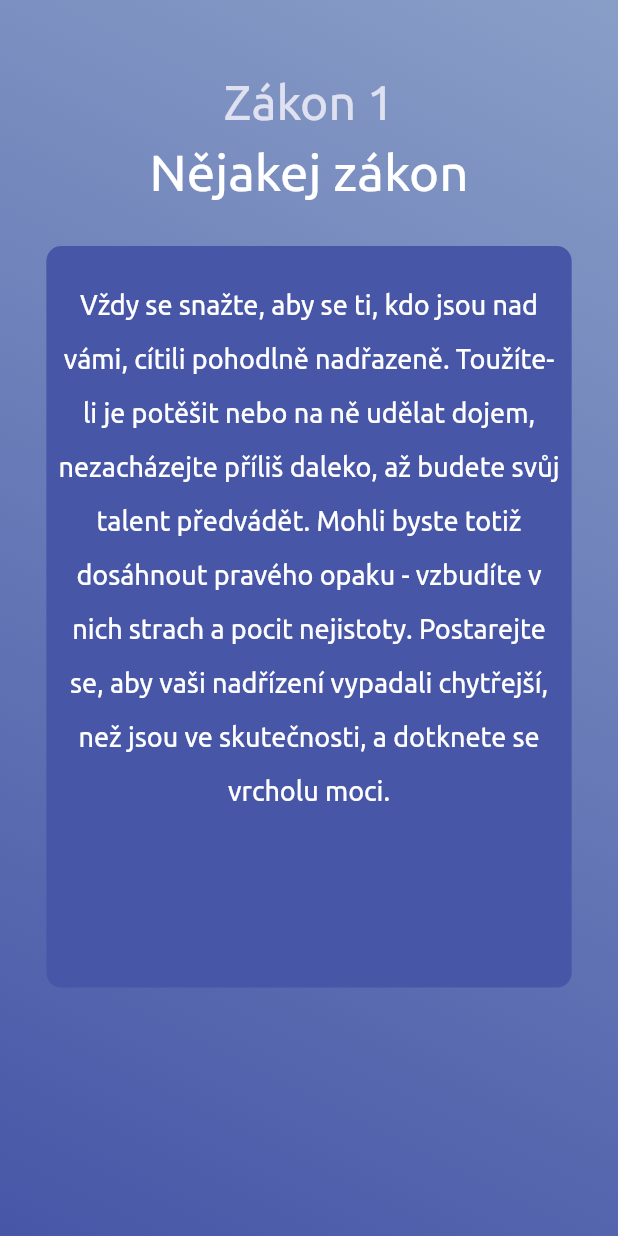
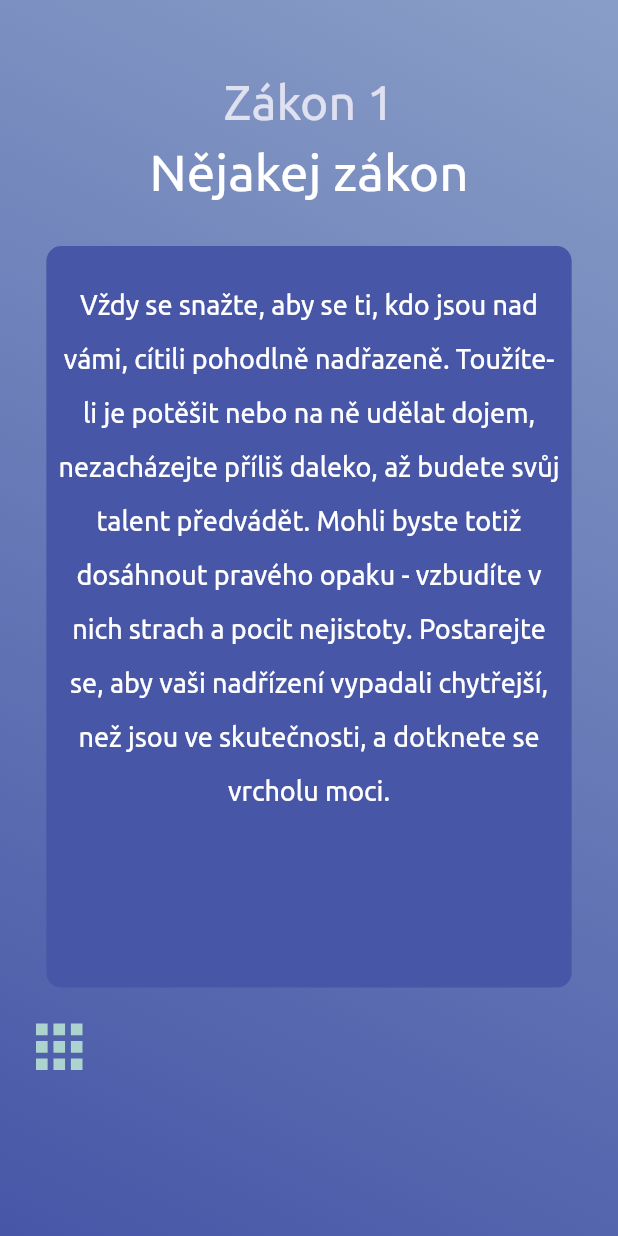
Before and after one commit to marekprochazka/48-Laws-Daily, a Flutter app: the screen it shows after launch, on a phone screen of 412 x 824 dp. Run offline on Flutter 3.47's test engine with Material 2 defaults, Android fonts, the phone set to English and light mode, and no system bars; our stand-ins replace flutter_svg; project files that could hold a hidden picture were left out.

Commit message:
#2 - (created routing, designed navigation)

```diff
--- a/app/lib/main.dart
+++ b/app/lib/main.dart
@@ -1,3 +1,4 @@
+import 'package:app/router.dart';
 import 'package:app/src/pages/law_detail/law_detail.dart';
 import 'package:flutter/material.dart';
 
@@ -11,8 +12,10 @@ class MyApp extends StatelessWidget {
   Widget build(BuildContext context) {
     return MaterialApp(
         title: 'Flutter Demo',
+        initialRoute: '/law-detail',
+        onGenerateRoute: MyRouter.generateRoute,
         theme: ThemeData(
-          fontFamily: "Ubuntu",
+          fontFamily: 'Ubuntu',
           // This is the theme of your application.
           //
           // Try running your application with "flutter run". You'll see the
--- /dev/null
+++ b/app/lib/router.dart
@@ -0,0 +1,32 @@
+import 'package:app/src/pages/law_detail/law_detail.dart';
+import 'package:app/src/pages/navigation/navigation.dart';
+import 'package:flutter/material.dart';
+
+class MyRouter {
+  static Route<dynamic> generateRoute(RouteSettings settings) {
+    final args = settings.arguments;
+    // UNCOMMENT WHEN ARGUMENTS WILL ARRITVE
+
+    switch (settings.name) {
+      case "/law-detail":
+        return MaterialPageRoute(builder: (_) => LawDetail());
+      case "/navigation":
+        return MaterialPageRoute(builder: (_) => Navigation());
+      default:
+        return _errorRoute();
+    }
+  }
+
+  static Route<dynamic> _errorRoute() {
+    return MaterialPageRoute(builder: (_) {
+      return Scaffold(
+        appBar: AppBar(
+          title: Text('Error'),
+        ),
+        body: Center(
+          child: Text('ERROR'),
+        ),
+      );
+    });
+  }
+}
--- a/app/lib/src/pages/base_page/base_page.dart
+++ b/app/lib/src/pages/base_page/base_page.dart
@@ -1,4 +1,5 @@
 import 'package:flutter/material.dart';
+import 'package:flutter_svg/flutter_svg.dart';
 
 class BasePage extends StatelessWidget {
   final Widget child;
@@ -18,7 +19,23 @@ class BasePage extends StatelessWidget {
                 colors: <Color>[Color(0xFF899EC7), Color(0xFF4756A7)],
                 stops: [0.0, 1.0])),
         child: SafeArea(
-          child: child,
+          child: Column(
+            children: [
+              child,
+              Align(
+                alignment: Alignment.bottomLeft,
+                child: Padding(
+                  padding: const EdgeInsets.only(top: 20.0, left: 20.0),
+                  child: GestureDetector(
+                    onTap: () => Navigator.pushNamed(context, '/navigation'),
+                    child: SizedBox(
+                      child: SvgPicture.asset("assets/images/menu_icon.svg"),
+                    ),
+                  ),
+                ),
+              ),
+            ],
+          ),
         ),
       ),
     );
--- a/app/pubspec.yaml
+++ b/app/pubspec.yaml
@@ -23,6 +23,7 @@ environment:
 dependencies:
   flutter:
     sdk: flutter
+  flutter_svg: ^0.19.3
 
   # The following adds the Cupertino Icons font to your application.
   # Use with the CupertinoIcons class for iOS style icons.
@@ -42,6 +43,9 @@ flutter:
   # included with your application, so that you can use the icons in
   # the material Icons class.
   uses-material-design: true
+
+  assets:
+    - assets/images/
 
   fonts:
     - family: Ubuntu
```
Also changed, not shown: app/lib/src/pages/navigation/navigation.dart (added, +71 -0 lines), app/lib/src/pages/navigation/widgets/navigation_button.dart (added, +61 -0 lines), app/lib/src/pages/navigation/widgets/navigation_title.dart (added, +14 -0 lines), app/assets/images/close_menu_icon.svg (added), app/assets/images/menu_icon.svg (added).
